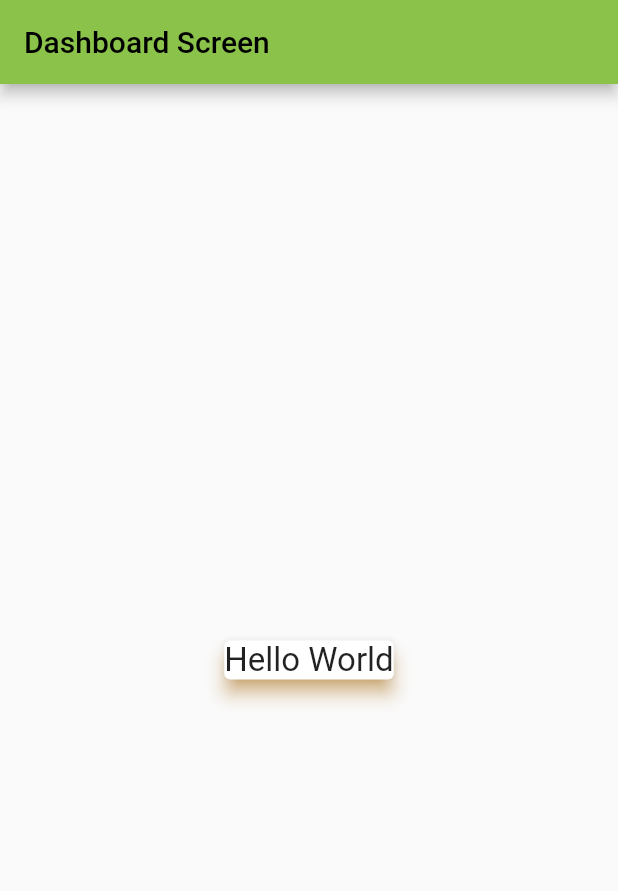
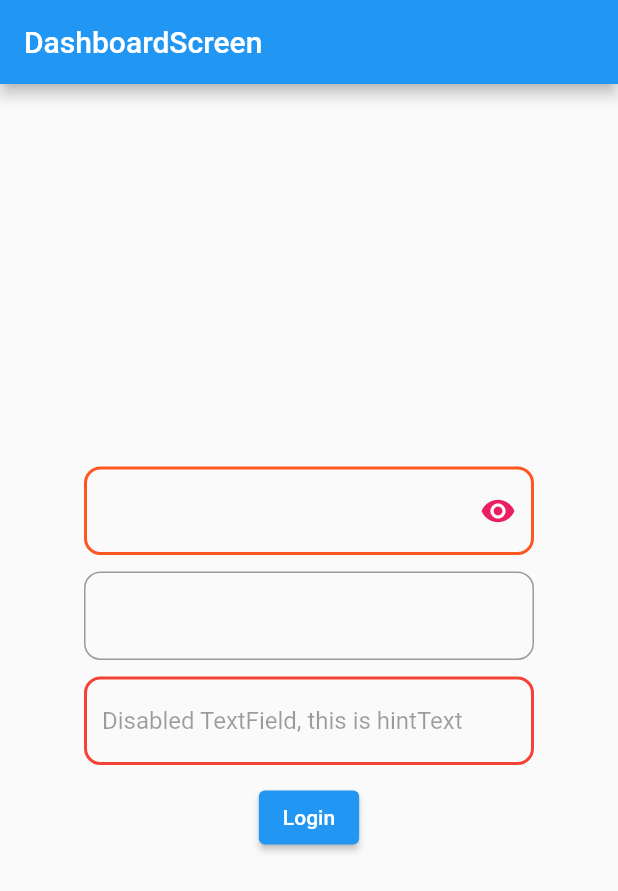
Before and after one commit to maharshi-sinha/Learn_Flutter, a Flutter app: the screen it shows after launch, on a phone screen of 412 x 824 dp. Shown: the top 891 px of the screen. Run offline on Flutter 3.47's test engine with Material 2 defaults, Android fonts, the phone set to English and light mode, and no system bars.

Commit message:
taking user input

```diff
--- a/lib/main.dart
+++ b/lib/main.dart
@@ -1,5 +1,4 @@
 import 'package:flutter/material.dart';
-import 'package:project1/ui_helper/util.dart';
 
 void main() {
   runApp(FlutterApp());
@@ -11,14 +10,7 @@ class FlutterApp extends StatelessWidget {
     return MaterialApp(
       title: "Flutter App",
       theme: ThemeData(
-        primarySwatch: Colors.lightGreen,
-        textTheme: TextTheme(
-          displayLarge: TextStyle(fontSize: 21, fontWeight: FontWeight.bold),
-          titleMedium: TextStyle(
-              fontSize: 11,
-              fontWeight: FontWeight.w500,
-              fontStyle: FontStyle.italic),
-        ),
+        primarySwatch: Colors.blue,
       ),
       home: DashboardScreen(),
     );
@@ -26,49 +18,83 @@ class FlutterApp extends StatelessWidget {
 }
 
 class DashboardScreen extends StatelessWidget {
+  var emailController = TextEditingController();
+  var passController = TextEditingController();
+
   @override
   Widget build(BuildContext context) {
-    // var arrNames = [
-    //   'Apple',
-    //   'Banana',
-    //   'Orange',
-    //   'Mango',
-    //   'Pineapple',
-    //   'Grapes',
-    //   'Watermelon',
-    //   'Papaya',
-    //   'Guava',
-    //   'Kiwi',
-    //   'Pomegranate',
-    //   'Strawberry',
-    //   'Cherry',
-    //   'Lemon',
-    //   'Peach',
-    //   'Avocado',
-    //   'Blackberry',
-    //   'Blueberry',
-    //   'Coconut',
-    //   'Cranberry',
-    //   'Grapefruit',
-    //   'Lychee',
-    //   'Raspberry',
-    // ];
-
     return Scaffold(
         appBar: AppBar(
-          title: Text("Dashboard Screen"),
+          title: Text('DashboardScreen'),
         ),
-        body: Padding(
-          padding: const EdgeInsets.all(8.0),
-          child: Center(
-            child: Card(
-                elevation: 5,
-                shadowColor: Colors.orange,
-                child: Text(
-                  "Hello World",
-                  style: TextStyle(fontSize: 22),
-                )),
-          ),
-        ));
+        body: Center(
+            child: Container(
+                width: 300,
+                child: Column(
+                  mainAxisAlignment: MainAxisAlignment.center,
+                  children: [
+                    TextField(
+                      controller: emailController,
+                      decoration: InputDecoration(
+                          focusedBorder: OutlineInputBorder(
+                            borderRadius: BorderRadius.circular(11),
+                            borderSide:
+                                BorderSide(color: Colors.blue, width: 2),
+                          ),
+                          enabledBorder: OutlineInputBorder(
+                            borderRadius: BorderRadius.circular(11),
+                            borderSide:
+                                BorderSide(color: Colors.deepOrange, width: 2),
+                          ),
+                          suffixIcon: IconButton(
+                            icon:
+                                Icon(Icons.remove_red_eye, color: Colors.pink),
+                            onPressed: () {
+                              print("eye button Pressed");
+                            },
+                          )),
+                    ),
+                    Container(height: 11),
+                    TextField(
+                      controller: passController,
+                      obscureText: true,
+                      decoration: InputDecoration(
+                        focusedBorder: OutlineInputBorder(
+                          borderRadius: BorderRadius.circular(11),
+                          borderSide: BorderSide(color: Colors.red, width: 2),
+                        ),
+                        suffixText: 'This is suffixText',
+                        border: OutlineInputBorder(
+                          borderRadius: BorderRadius.circular(11),
+                        ),
+                      ),
+                    ),
+                    Container(height: 11),
+                    TextField(
+                      enabled: false,
+                      decoration: InputDecoration(
+                        focusedBorder: OutlineInputBorder(
+                          borderRadius: BorderRadius.circular(11),
+                          borderSide: BorderSide(color: Colors.red, width: 2),
+                        ),
+                        disabledBorder: OutlineInputBorder(
+                          borderRadius: BorderRadius.circular(11),
+                          borderSide: BorderSide(color: Colors.red, width: 2),
+                        ),
+                        hintText: 'Disabled TextField, this is hintText',
+                      ),
+                    ),
+                    Container(height: 11),
+                    ElevatedButton(
+                      onPressed: () {
+                        String uEmail = emailController.text.toString();
+                        String uPass = passController.text;
+
+                        print("Email: $uEmail, Password: $uPass");
+                      },
+                      child: Text('Login'),
+                    )
+                  ],
+                ))));
   }
 }
```
